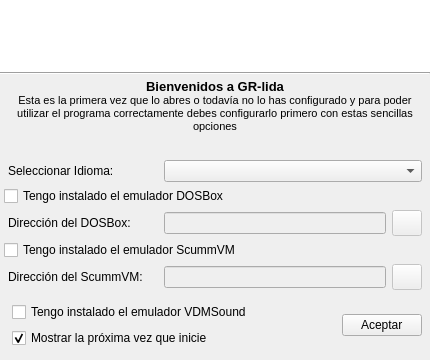
Above: ui/configinicial.ui from Monthy/gr-lida before the change. Below: the same form after it.
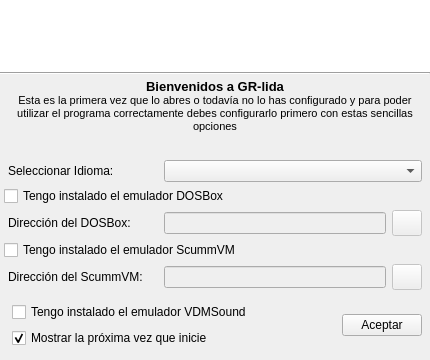
That is the form after the change. Icons and pictures are not drawn.

The edit to the form file:
```diff
--- a/ui/configinicial.ui
+++ b/ui/configinicial.ui
@@ -453,7 +453,7 @@
           </size>
          </property>
          <property name="text" >
-          <string>  Aceptar  </string>
+          <string>Aceptar</string>
          </property>
          <property name="icon" >
           <iconset resource="../res/grlida.qrc" >:/img16/aplicar.png</iconset>
```
